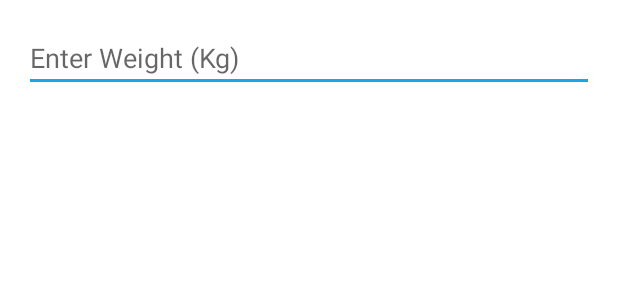
After one commit to ChandanKr16/workout-log-android-app, an Android app: the layout weight_input_dialog.xml on its own in the app's theme, with its tools: preview values and no code run, on a phone screen of 412 x 824 dp. The commit adds this screen. Shown: the top 300 px of the screen. Run offline under Robolectric (Android 15) with nearby library versions, the phone set to English and light mode, and no system bars.

Commit message:
Updated UI of weight log activity, adapater etc

```diff
--- a/app/src/main/AndroidManifest.xml
+++ b/app/src/main/AndroidManifest.xml
@@ -14,7 +14,7 @@
         android:theme="@style/Theme.WorkoutTracker"
         tools:targetApi="31">
         <activity
-            android:name=".WeightLogActivity"
+            android:name=".ui.WeightLogActivity"
             android:exported="false" />
 
         <service
--- a/app/src/main/java/me/chandankumar/workouttracker/dao/WeightLogDao.java
+++ b/app/src/main/java/me/chandankumar/workouttracker/dao/WeightLogDao.java
@@ -17,6 +17,9 @@ public interface WeightLogDao {
     @Query("SELECT * FROM WeightLog ORDER BY date DESC")
     List<WeightLog> getAll();
 
+    @Query("SELECT * FROM WeightLog ORDER BY date DESC LIMIT 1")
+    WeightLog getLatestWeight();
+
     @Insert
     void save(WeightLog weightLog);
 
--- /dev/null
+++ b/app/src/main/res/layout/weight_input_dialog.xml
@@ -0,0 +1,16 @@
+<?xml version="1.0" encoding="utf-8"?>
+<androidx.appcompat.widget.LinearLayoutCompat
+    android:padding="16dp"
+    android:orientation="vertical"
+    xmlns:android="http://schemas.android.com/apk/res/android"
+    android:layout_width="match_parent"
+    android:layout_height="wrap_content">
+
+    <EditText
+        android:inputType="numberDecimal"
+        android:id="@+id/weight_log_edittext"
+        android:hint="Enter Weight (Kg)"
+        android:layout_width="match_parent"
+        android:layout_height="wrap_content"/>
+
+</androidx.appcompat.widget.LinearLayoutCompat>
--- a/app/src/main/res/layout/weight_log_item.xml
+++ b/app/src/main/res/layout/weight_log_item.xml
@@ -58,7 +58,7 @@
             android:id="@+id/weight_textview"
             android:layout_width="wrap_content"
             android:layout_height="wrap_content"
-            android:layout_marginStart="16dp"
+            android:layout_marginStart="8dp"
             android:layout_marginBottom="2dp"
             android:padding="8dp"
             android:text="60 Kg"
@@ -70,9 +70,9 @@
 
         <TextView
             android:id="@+id/gain_textview"
-            android:layout_width="40dp"
+            android:layout_width="wrap_content"
             android:layout_height="wrap_content"
-            android:layout_marginStart="16dp"
+            android:layout_marginStart="8dp"
             android:layout_marginBottom="2dp"
             android:padding="8dp"
             android:text="0"
--- a/app/src/main/res/menu/main_menu.xml
+++ b/app/src/main/res/menu/main_menu.xml
@@ -1,6 +1,10 @@
 <?xml version="1.0" encoding="utf-8"?>
 <menu xmlns:android="http://schemas.android.com/apk/res/android"
     xmlns:app="http://schemas.android.com/apk/res-auto">
+
+    <item android:id="@+id/weight_log"
+        android:visible="true"
+        android:title="Weight Log" />
 
     <item android:id="@+id/backup_db"
         android:visible="true"
@@ -10,4 +14,6 @@
         android:visible="true"
         android:title="Restore" />
 
+
+
 </menu>
```
Also changed, not shown: app/src/main/java/me/chandankumar/workouttracker/adapter/WeightLogAdapter.java (+5 -3 lines), app/src/main/java/me/chandankumar/workouttracker/ui/MainActivity.java (+9 -0 lines), app/src/main/java/me/chandankumar/workouttracker/ui/WeightLogActivity.java (+127 -0 lines), app/src/main/res/layout/activity_weight_log.xml (+13 -0 lines).
